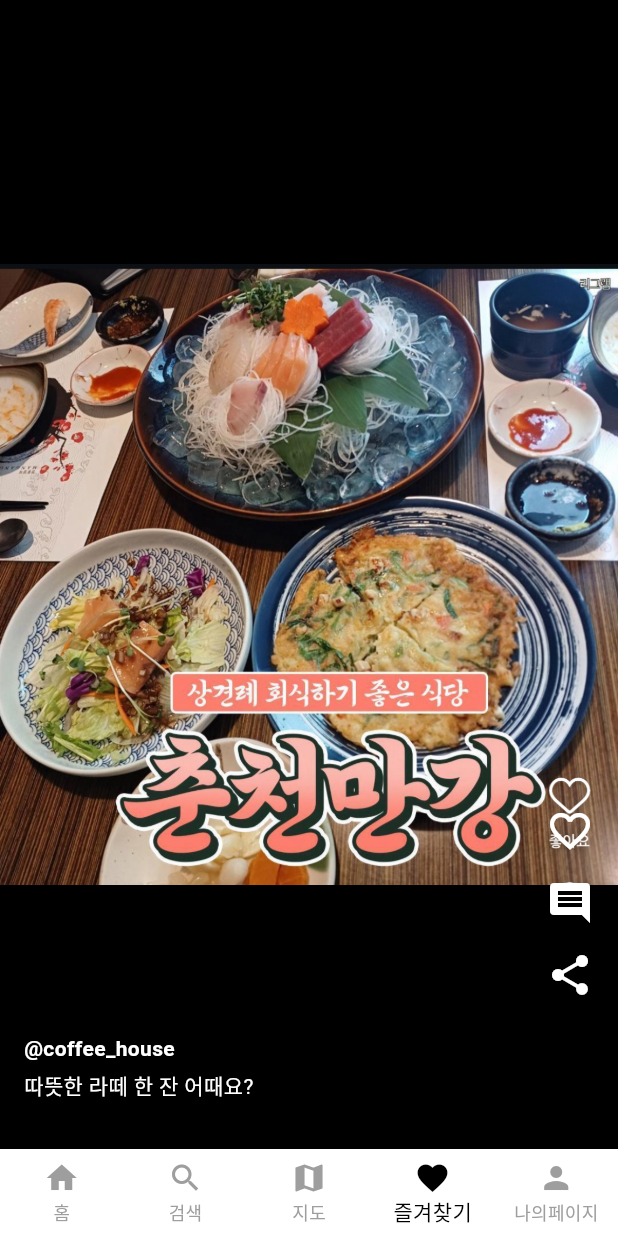
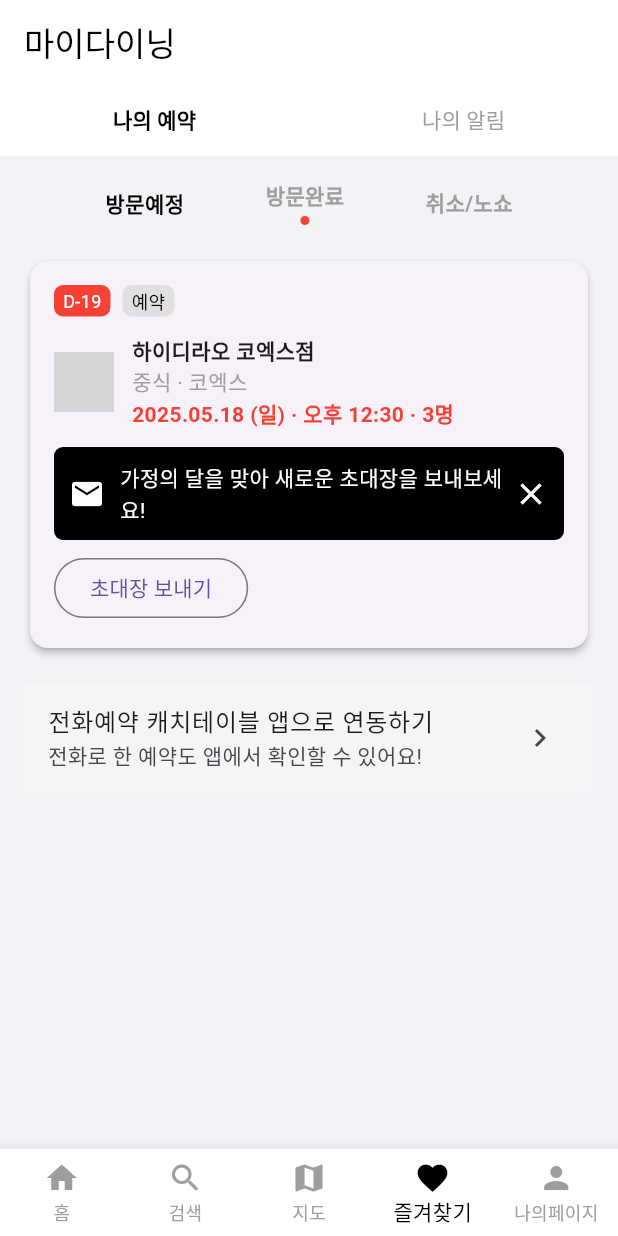
Before and after one commit to lauranofirst1/SGSH, a Flutter app: the screen it shows after launch, item 4 of the bottom bar chosen, on a phone screen of 412 x 824 dp. Run offline on Flutter 3.47's test engine with Material 3 defaults, Android fonts, the phone set to English and light mode, and no system bars; our stand-ins replace carousel_slider, flutter_dotenv, geolocator, google_maps_flutter, share_plus, shared_preferences and 1 more; accounts and stored records are empty; network calls fail; grey boxes are pictures that could not be loaded.

Commit message:
feat: 마이다이닝 페이지 추가 및 사용자 페이지 개선

```diff
--- a/App/lib/main.dart
+++ b/App/lib/main.dart
@@ -53,7 +53,7 @@ class _MyAppState extends State<MyApp> {
       Mainpage(),
       SearchPage(),
       MapPage(onMarkerTap: _handleMarkerTap), // 💡 여기 중요!
-      AdPage(),
+      MyDiningPage(),
       MyPage(),
     ]);
   }
--- a/App/lib/pages/adpage.dart
+++ b/App/lib/pages/adpage.dart
@@ -1,112 +1,167 @@
-
 import 'package:flutter/material.dart';
 
-class AdPage extends StatelessWidget {
-  final List<Map<String, dynamic>> dummyData = [
-    {
-      'image': 'assets/images/adimage/img01.jpg',
-      'username': '@coffee_house',
-      'description': '따뜻한 라떼 한 잔 어때요?',
-      'storeId': 1, // ✅ id만 저장
-    },
-    {
-      'image': 'assets/images/adimage/img02.jpg',
-      'username': '@pizza_planet',
-      'description': '오늘은 피자데이!',
-      'storeId': 2, // ✅ id만 저장
-    },
-{
-      'image': 'assets/images/adimage/img03.jpg',
-      'username': '@pizza_planet',
-      'description': '오늘은똥데이!',
-      'storeId': 2, // ✅ id만 저장
-    },{
-      'image': 'assets/images/adimage/img04.jpg',
-      'username': '@pizza_planet',
-      'description': '오늘은커피데이!',
-      'storeId': 2, // ✅ id만 저장
-    },
-  ];
+class MyDiningPage extends StatefulWidget {
+  @override
+  _MyDiningPageState createState() => _MyDiningPageState();
+}
+
+class _MyDiningPageState extends State<MyDiningPage> with SingleTickerProviderStateMixin {
+  int _selectedTab = 0;
 
   @override
   Widget build(BuildContext context) {
     return Scaffold(
-      backgroundColor: Colors.black,
-      body: PageView.builder(
-        scrollDirection: Axis.vertical,
-        itemCount: dummyData.length,
-        itemBuilder: (context, index) {
-          return Stack(
+      appBar: AppBar(
+        title: Text('마이다이닝', style: TextStyle(color: Colors.black)),
+        backgroundColor: Colors.white,
+        elevation: 0,
+        bottom: PreferredSize(
+          preferredSize: Size.fromHeight(48),
+          child: Row(
             children: [
-              // 배경 콘텐츠 (이미지/영상 대신 텍스트로 대체)
-              Container(
-                width: double.infinity,
-                height: double.infinity,
-                alignment: Alignment.center,
-                color: Colors.black,
-                child: Image.asset(
-  dummyData[index]['image'], // ✅ 고쳐야 할 부분
-                  fit: BoxFit.fitWidth, // ✅ 세로 기준으로 꽉 채움
-                  width: double.infinity,
-                  height: double.infinity,
+              Expanded(
+                child: TextButton(
+                  onPressed: () {},
+                  child: Text('나의 예약', style: TextStyle(fontWeight: FontWeight.bold, color: Colors.black)),
                 ),
               ),
-              // 오른쪽 아이콘들
-              Positioned(
-                right: 16,
-                bottom: 100,
-                child: Column(
-                  mainAxisSize: MainAxisSize.min,
-                  children: [
-                    Icon(Icons.favorite_border, color: Colors.white, size: 32),
-                    SizedBox(height: 16),
-                    Icon(Icons.comment, color: Colors.white, size: 32),
-                    SizedBox(height: 16),
-                    Icon(Icons.share, color: Colors.white, size: 32),
-                  ],
-                ),
-              ),
-              // 하단 사용자명 + 설명
-              // 하단 정보 영역
-              Positioned(
-                left: 16,
-                bottom: 32,
-                child: Column(
-                  crossAxisAlignment: CrossAxisAlignment.start,
-                  children: [
-                    GestureDetector(
-                      onTap: () {
-                        // ✅ username 누르면 해당 store로 이동
-                      //  final store = dummyData[index]['store'];
-                        // Navigator.push(
-                        //   context,
-                        //   MaterialPageRoute(
-                        //     builder:
-                        //         (_) =>
-                        //             StoreDetailPage(store: store), // 상세 페이지 연결
-                        //   ),
-                        // );
-                      },
-                      child: Text(
-                        dummyData[index]['username'],
-                        style: TextStyle(
-                          color: Colors.white,
-                          fontWeight: FontWeight.bold,
-                        ),
-                      ),
-                    ),
-                    SizedBox(height: 4),
-                    Text(
-                      dummyData[index]['description'],
-                      style: TextStyle(color: Colors.white),
-                    ),
-                  ],
+              Expanded(
+                child: TextButton(
+                  onPressed: () {},
+                  child: Text('나의 알림', style: TextStyle(color: Colors.grey)),
                 ),
               ),
             ],
-          );
-        },
+          ),
+        ),
+      ),
+      body: ListView(
+        padding: EdgeInsets.all(16),
+        children: [
+          // 카테고리 탭
+          Row(
+            mainAxisAlignment: MainAxisAlignment.spaceEvenly,
+            children: [
+              _buildCategoryTab('방문예정', true),
+              _buildCategoryTab('방문완료', false, hasDot: true),
+              _buildCategoryTab('취소/노쇼', false),
+            ],
+          ),
+          SizedBox(height: 20),
+
+          // 예약 카드
+          _buildReservationCard(),
+
+          SizedBox(height: 20),
+
+          // 하단 안내
+          ListTile(
+            tileColor: Colors.grey[100],
+            title: Text('전화예약 캐치테이블 앱으로 연동하기'),
+            subtitle: Text('전화로 한 예약도 앱에서 확인할 수 있어요!'),
+            trailing: Icon(Icons.chevron_right),
+          )
+        ],
+      ),
+
+    );
+  }
+
+  Widget _buildCategoryTab(String title, bool selected, {bool hasDot = false}) {
+    return Column(
+      children: [
+        Text(
+          title,
+          style: TextStyle(
+            fontWeight: FontWeight.bold,
+            color: selected ? Colors.black : Colors.grey,
+          ),
+        ),
+        if (hasDot)
+          Padding(
+            padding: const EdgeInsets.only(top: 4),
+            child: CircleAvatar(radius: 3, backgroundColor: Colors.red),
+          ),
+      ],
+    );
+  }
+
+  Widget _buildReservationCard() {
+    return Card(
+      shape: RoundedRectangleBorder(borderRadius: BorderRadius.circular(12)),
+      elevation: 2,
+      child: Padding(
+        padding: const EdgeInsets.all(16),
+        child: Column(
+          crossAxisAlignment: CrossAxisAlignment.start,
+          children: [
+            // D-Day, 예약 태그
+            Row(
+              children: [
+                _buildBadge('D-19'),
+                SizedBox(width: 8),
+                _buildBadge('예약', color: Colors.grey[300]!, textColor: Colors.black),
+              ],
+            ),
+            SizedBox(height: 12),
+            // 식당 정보
+            Row(
+              children: [
+                Image.network(
+'',                  width: 40,
+                  height: 40,
+                ),
+                SizedBox(width: 12),
+                Column(
+                  crossAxisAlignment: CrossAxisAlignment.start,
+                  children: [
+                    Text('하이디라오 코엑스점', style: TextStyle(fontWeight: FontWeight.bold)),
+                    Text('중식 · 코엑스', style: TextStyle(color: Colors.grey)),
+                    Text('2025.05.18 (일) · 오후 12:30 · 3명',
+                        style: TextStyle(color: Colors.red, fontWeight: FontWeight.bold)),
+                  ],
+                )
+              ],
+            ),
+            SizedBox(height: 12),
+            // 초대장 배너
+            Container(
+              padding: EdgeInsets.all(10),
+              decoration: BoxDecoration(
+                color: Colors.black,
+                borderRadius: BorderRadius.circular(6),
+              ),
+              child: Row(
+                children: [
+                  Icon(Icons.mail, color: Colors.white),
+                  SizedBox(width: 10),
+                  Expanded(
+                    child: Text('가정의 달을 맞아 새로운 초대장을 보내보세요!',
+                        style: TextStyle(color: Colors.white)),
+                  ),
+                  Icon(Icons.close, color: Colors.white),
+                ],
+              ),
+            ),
+            SizedBox(height: 8),
+            OutlinedButton(
+              onPressed: () {},
+              child: Text('초대장 보내기'),
+            )
+          ],
+        ),
       ),
     );
   }
+
+  Widget _buildBadge(String label, {Color color = Colors.red, Color textColor = Colors.white}) {
+    return Container(
+      padding: EdgeInsets.symmetric(vertical: 2, horizontal: 6),
+      decoration: BoxDecoration(
+        color: color,
+        borderRadius: BorderRadius.circular(6),
+      ),
+      child: Text(label, style: TextStyle(fontSize: 12, color: textColor)),
+    );
+  }
 }
```
Also changed, not shown: App/lib/pages/mypage.dart (+142 -79 lines), App/lib/pages/storedetail.dart (line endings or trailing spaces), 2 other files.
